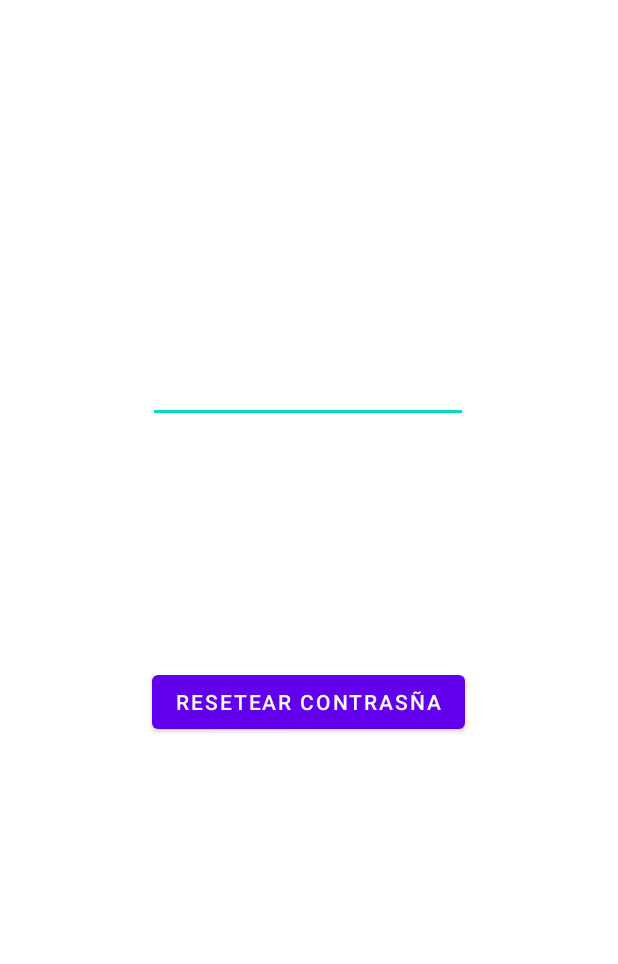
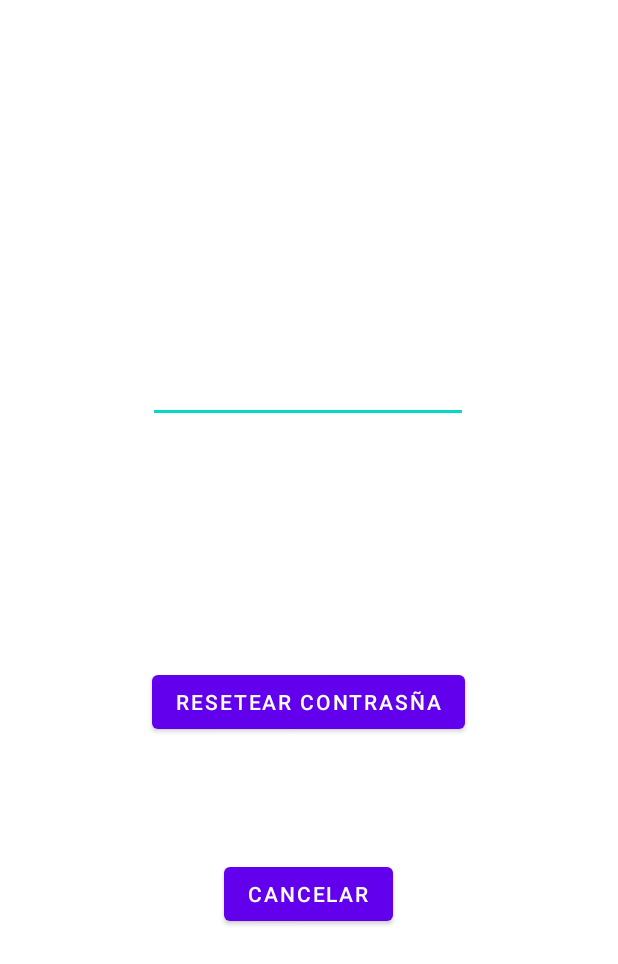
Before and after one commit to ibaiarroyo/Reto2, an Android app: the layout activity_reset_pass.xml on its own in the app's theme, with its tools: preview values and no code run, on a phone screen of 412 x 824 dp. Shown: the top 964 px of the screen. Run offline under Robolectric (Android 15) with nearby library versions, the phone set to English and light mode, and no system bars.

Commit message:
Reset pass

```diff
--- a/app/src/main/AndroidManifest.xml
+++ b/app/src/main/AndroidManifest.xml
@@ -18,7 +18,7 @@
         android:usesCleartextTraffic="true"
         tools:targetApi="31">
         <activity
-            android:name=".ResetPass"
+            android:name=".Principal.ResetPass"
             android:exported="false">
             <meta-data
                 android:name="android.app.lib_name"
--- a/app/src/main/res/layout/activity_reset_pass.xml
+++ b/app/src/main/res/layout/activity_reset_pass.xml
@@ -4,7 +4,7 @@
     xmlns:tools="http://schemas.android.com/tools"
     android:layout_width="match_parent"
     android:layout_height="match_parent"
-    tools:context=".ResetPass">
+    tools:context=".Principal.ResetPass">
 
     <Button
         android:id="@+id/buttonDeReset"
@@ -31,4 +31,16 @@
         app:layout_constraintTop_toTopOf="parent"
         app:layout_constraintVertical_bias="0.304" />
 
+    <Button
+        android:id="@+id/buttonCancelreset"
+        android:layout_width="wrap_content"
+        android:layout_height="wrap_content"
+        android:text="Cancelar"
+        app:layout_constraintBottom_toBottomOf="parent"
+        app:layout_constraintEnd_toEndOf="parent"
+        app:layout_constraintHorizontal_bias="0.498"
+        app:layout_constraintStart_toStartOf="parent"
+        app:layout_constraintTop_toTopOf="parent"
+        app:layout_constraintVertical_bias="0.737" />
+
 </androidx.constraintlayout.widget.ConstraintLayout>
--- a/app/src/main/res/values/strings.xml
+++ b/app/src/main/res/values/strings.xml
@@ -11,6 +11,9 @@
     <string name="Iniciar">Iniciar sesion</string>
     <string name="Register">Registrarse</string>
     <string name="cambiarIdioma">Idioma</string>
+    <string name="Return" translatable="false">Volver</string>
+    <string name="PassReseteada" translatable="false">Contraseña actualizada</string>
+    <string name="BtnReset" translatable="false">Reset</string>
 
     <string name="es">Español</string>
     <string name="en">Ingles</string>
@@ -35,4 +38,5 @@
     <string name="Eliminar_materia">Eliminar materia</string>
     <string name="error">Error!</string>
     <string name="errorInicioSesion">Error en el Inicio de Sesion</string>
+
 </resources>
```
Also changed, not shown: app/src/main/java/com/example/reto2/Principal/Login.java (+14 -1 lines), app/src/main/java/com/example/reto2/Principal/ResetPass.java (added, +107 -0 lines), app/src/main/java/com/example/reto2/ResetPass.java (deleted, +0 -14 lines), app/src/main/java/com/example/reto2/network/PasswordReset.java (added, +65 -0 lines).
